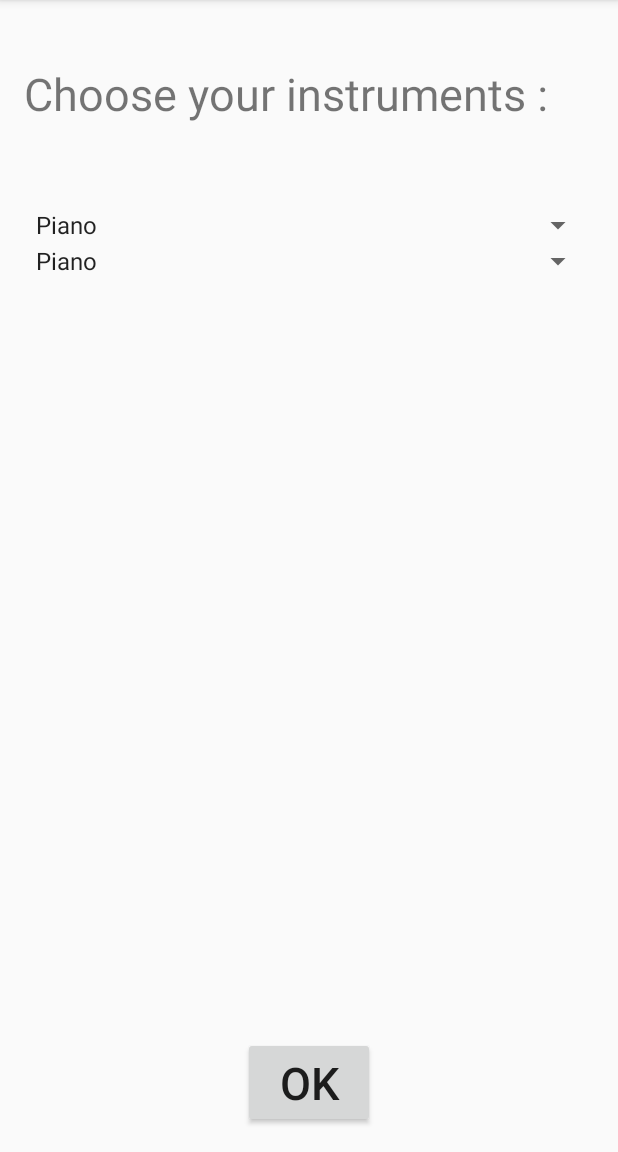
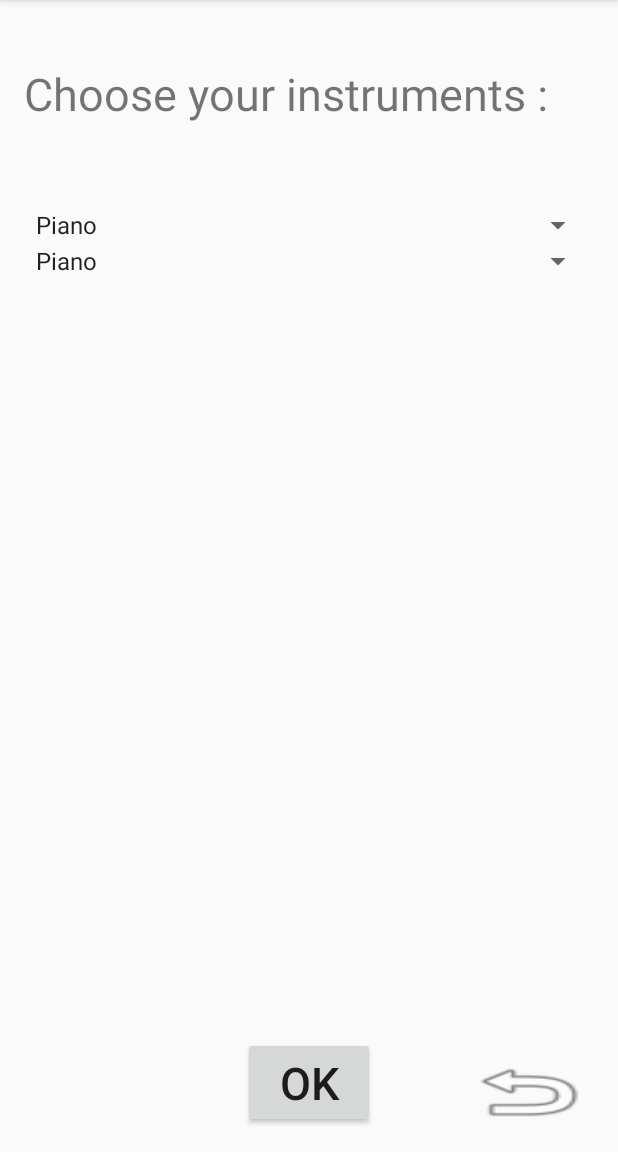
Before and after one commit to ahmed-bensaad/FMTM, an Android app: the InstrumentsChoiceActivity screen opened directly, with no data from a screen before it, on a phone screen of 412 x 824 dp, the part 84-1236 px from its top. Run offline under Robolectric (Android 15) with nearby library versions, the phone set to English and light mode, and no system bars.

Commit message:
ajout des boutons retours manquants

```diff
--- a/FromMindToMusic/app/src/main/res/layout/activity_instruments_choice.xml
+++ b/FromMindToMusic/app/src/main/res/layout/activity_instruments_choice.xml
@@ -10,7 +10,15 @@
     android:paddingTop="@dimen/activity_vertical_margin"
     tools:context="com.oc.rss.frommindtomusic.InstrumentsChoiceActivity">
 
-
+    <Button
+        android:layout_width="wrap_content"
+        android:layout_height="wrap_content"
+        android:id="@+id/backButtonOrchestrate"
+        android:gravity="bottom|right|center_vertical"
+        android:background="@android:drawable/ic_menu_revert"
+        android:layout_alignParentBottom="true"
+        android:layout_alignParentEnd="true"
+        android:onClick="onClick"/>
     <Button
         android:text="Ok"
         android:textSize="30dp"
```
Also changed, not shown: FromMindToMusic/app/src/main/java/com/oc/rss/frommindtomusic/InstrumentsChoiceActivity.java (+6 -1 lines), FromMindToMusic/app/src/main/java/com/oc/rss/frommindtomusic/StyleActivity.java (+7 -0 lines), FromMindToMusic/app/src/main/res/layout/activity_style.xml (+9 -1 lines).
